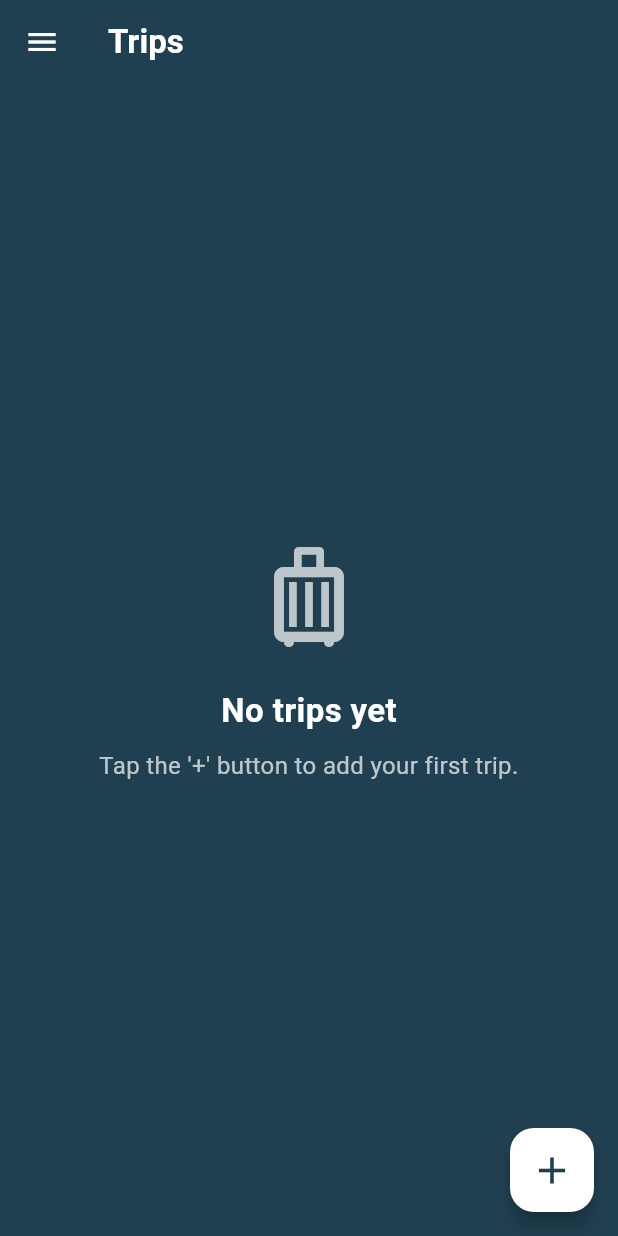
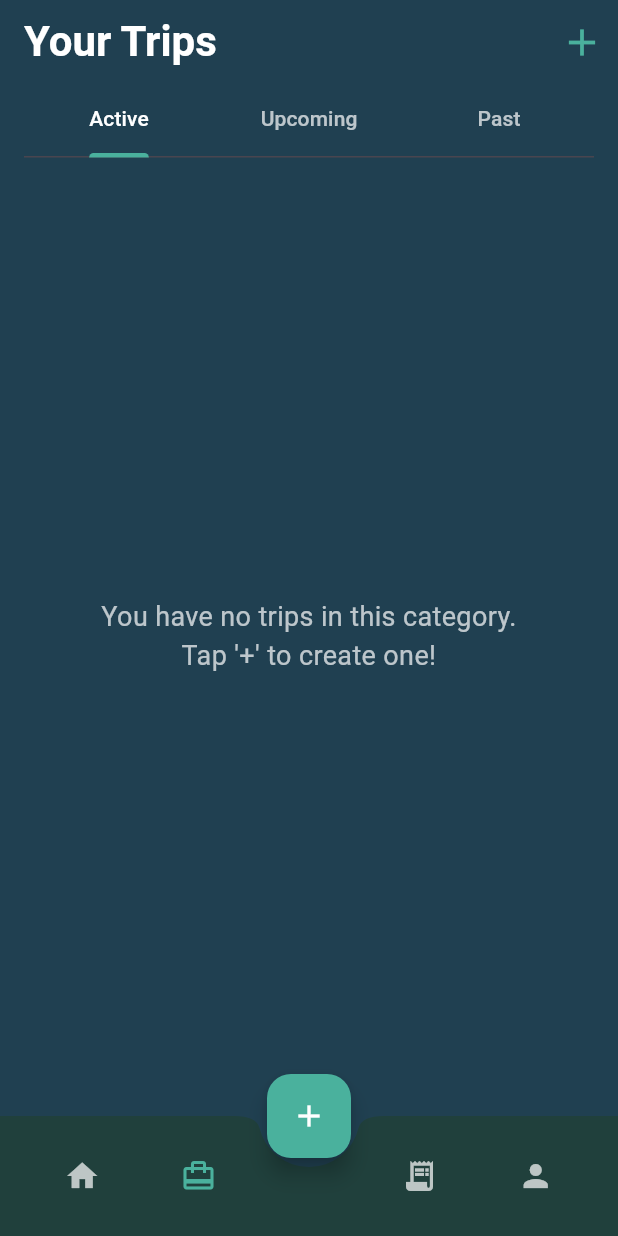
Before and after one commit to jgaspar10/Group_Travel_Expense_App, a Flutter app: the HomePage screen opened by its route, on a phone screen of 412 x 824 dp. Run offline on Flutter 3.47's test engine with Material 3 defaults, Android fonts, the phone set to English and light mode, and no system bars; our stand-ins replace cloud_firestore, firebase_auth, firebase_core, image_picker, shared_preferences; accounts and stored records are empty.

Commit message:
changed the homepage ui, added appbar, upcoming,active,past trips, home, trips, expenses and profile in appbar implemented working

```diff
--- a/lib/pages/home_page.dart
+++ b/lib/pages/home_page.dart
@@ -4,20 +4,13 @@ import 'package:flutter/material.dart';
 import 'package:cloud_firestore/cloud_firestore.dart';
 import 'package:firebase_auth/firebase_auth.dart';
 import 'add_trips_page.dart';
-import '../models/trip_model.dart';
+import '../models/trip_model.dart'; // Ensure this path is correct
 
-// Your color constants...
+// Your existing color constants...
 const Color darkBackgroundColor = Color(0xFF204051);
 const Color textPrimaryColor = Colors.white;
 const Color textSecondaryColor = Colors.white70;
-const Color circularButtonBackgroundColor = Colors.white;
-const Color circularButtonIconColor = darkBackgroundColor;
-const Color dialogOptionColor = textPrimaryColor;
-const Color dialogIconColor = textPrimaryColor;
-const Color textSecondaryColor_50 = Colors.white54;
-const Color amountBadgeColor = Color(0xFF6A5ACD);
-const Color deleteColor = Colors.redAccent;
-const Color drawerHeaderColor = Color(0xFF2A4A5A);
+const Color primaryActionColor = Color(0xFF4AB19D); // Using this as the selected/accent color
 
 class HomePage extends StatefulWidget {
   const HomePage({super.key});
@@ -26,88 +19,30 @@ class HomePage extends StatefulWidget {
   State<HomePage> createState() => _HomePageState();
 }
 
-class _HomePageState extends State<HomePage> {
+class _HomePageState extends State<HomePage> with SingleTickerProviderStateMixin {
+  late TabController _tabController;
+  int _bottomNavIndex = 1; // Default to 'Trips' tab
 
-  Future<void> _showAddOptionsDialog(BuildContext context) async {
-    return showDialog<void>(
-      context: context,
-      builder: (BuildContext dialogContext) {
-        return AlertDialog(
-          backgroundColor: darkBackgroundColor,
-          shape: RoundedRectangleBorder(borderRadius: BorderRadius.circular(12.0)),
-          title: const Text('New Group Options', style: TextStyle(color: textPrimaryColor, fontWeight: FontWeight.bold)),
-          content: Column(
-            mainAxisSize: MainAxisSize.min,
-            children: <Widget>[
-              ListTile(
-                leading: const Icon(Icons.group_add_outlined, color: dialogIconColor),
-                title: const Text('Create new group', style: TextStyle(color: dialogOptionColor)),
-                onTap: () {
-                  Navigator.of(dialogContext).pop();
-                  Navigator.push(context, MaterialPageRoute(builder: (context) => const AddTripsPage()));
-                },
-              ),
-              const Divider(color: textSecondaryColor_50),
-              ListTile(
-                leading: const Icon(Icons.qr_code_scanner, color: dialogIconColor),
-                title: const Text('Join a group with code', style: TextStyle(color: dialogOptionColor)),
-                onTap: () {
-                  Navigator.of(dialogContext).pop();
-                  ScaffoldMessenger.of(context).showSnackBar(
-                    const SnackBar(content: Text('Join a group selected (TODO)')),
-                  );
-                },
-              ),
-            ],
-          ),
-          actions: <Widget>[
-            TextButton(
-              child: const Text('Cancel', style: TextStyle(color: textSecondaryColor)),
-              onPressed: () => Navigator.of(dialogContext).pop(),
-            ),
-          ],
-        );
-      },
-    );
+  @override
+  void initState() {
+    super.initState();
+    _tabController = TabController(length: 3, vsync: this);
   }
 
-  Future<void> _deleteTrip(String tripId) async {
-    try {
-      await FirebaseFirestore.instance.collection('trips').doc(tripId).delete();
-    } catch (e) {
-      if (mounted) {
-        ScaffoldMessenger.of(context).showSnackBar(SnackBar(content: Text('Failed to delete trip: $e')));
-      }
-    }
+  @override
+  void dispose() {
+    _tabController.dispose();
+    super.dispose();
   }
 
-  Future<bool?> _showDeleteConfirmationDialog() async {
-    return showDialog<bool>(
-      context: context,
-      builder: (BuildContext dialogContext) {
-        return AlertDialog(
-          backgroundColor: darkBackgroundColor,
-          title: const Text('Delete Trip?', style: TextStyle(color: textPrimaryColor)),
-          content: const Text('Are you sure you want to permanently delete this trip?', style: TextStyle(color: textSecondaryColor)),
-          actions: <Widget>[
-            TextButton(
-              child: const Text('Cancel', style: TextStyle(color: textSecondaryColor)),
-              onPressed: () => Navigator.of(dialogContext).pop(false),
-            ),
-            TextButton(
-              child: const Text('Delete', style: TextStyle(color: deleteColor, fontWeight: FontWeight.bold)),
-              onPressed: () => Navigator.of(dialogContext).pop(true),
-            ),
-          ],
-        );
-      },
-    );
-  }
-
-  Future<void> _logout() async {
-    await FirebaseAuth.instance.signOut();
-    if (mounted) {
-      Navigator.pushNamedAndRemoveUntil(context, '/login', (route) => false);
+  void _onBottomNavItemTapped(int index) {
+    if (index == 2) { // The center '+' button
+      Navigator.push(context, MaterialPageRoute(builder: (context) => const AddTripsPage()));
+    } else {
+      setState(() {
+        _bottomNavIndex = index;
+      });
+      // TODO: Handle navigation to other main pages (Home, Expenses, Profile)
     }
   }
 
@@ -118,61 +53,96 @@ class _HomePageState extends State<HomePage> {
     return Scaffold(
       backgroundColor: darkBackgroundColor,
       appBar: AppBar(
-        backgroundColor: darkBackgroundColor,
+        automaticallyImplyLeading: false, // Removes back button
+        backgroundColor: Colors.transparent,
         elevation: 0,
-        leading: Builder(
-          builder: (context) => IconButton(
-            icon: const Icon(Icons.menu, color: textPrimaryColor),
-            onPressed: () => Scaffold.of(context).openDrawer(),
+        title: const Text('Your Trips', style: TextStyle(color: textPrimaryColor, fontWeight: FontWeight.bold, fontSize: 28)),
+        actions: [
+          IconButton(
+            icon: const Icon(Icons.add, color: primaryActionColor, size: 30),
+            onPressed: () {
+              Navigator.push(context, MaterialPageRoute(builder: (context) => const AddTripsPage()));
+            },
           ),
-        ),
-        title: const Text('Trips', style: TextStyle(color: textPrimaryColor, fontWeight: FontWeight.bold, fontSize: 22)),
-      ),
-      drawer: Drawer(
-        backgroundColor: darkBackgroundColor,
-        child: ListView(
-          padding: EdgeInsets.zero,
-          children: <Widget>[
-            DrawerHeader(
-              decoration: const BoxDecoration(color: drawerHeaderColor),
-              child: Column(
-                crossAxisAlignment: CrossAxisAlignment.start,
-                mainAxisAlignment: MainAxisAlignment.center,
-                children: [
-                  const Text('Logged in as:', style: TextStyle(color: textSecondaryColor, fontSize: 14)),
-                  const SizedBox(height: 8),
-                  Text(user?.email ?? 'Anonymous User', style: const TextStyle(color: textPrimaryColor, fontSize: 16)),
         ],
       ),
+      body: Padding(
+        padding: const EdgeInsets.symmetric(horizontal: 16.0),
+        child: Column(
+          children: [
+            TabBar(
+              controller: _tabController,
+              labelColor: textPrimaryColor,
+              unselectedLabelColor: textSecondaryColor,
+              indicatorColor: primaryActionColor,
+              indicatorWeight: 3.0,
+              tabs: const [
+                Tab(text: "Active"),
+                Tab(text: "Upcoming"),
+                Tab(text: "Past"),
+              ],
             ),
-            ListTile(
-              leading: const Icon(Icons.logout, color: textSecondaryColor),
-              title: const Text('Logout', style: TextStyle(color: textSecondaryColor)),
-              onTap: _logout,
+            Expanded(
+              child: TabBarView(
+                controller: _tabController,
+                children: [
+                  // Each tab will build a list. For now, they all show the same list.
+                  _buildTripsList(user), // Active Trips
+                  _buildTripsList(user), // Upcoming Trips (placeholder)
+                  _buildTripsList(user), // Past Trips (placeholder)
+                ],
+              ),
             ),
           ],
         ),
       ),
-      body: StreamBuilder<QuerySnapshot>(
-        stream: FirebaseFirestore.instance.collection('trips').orderBy('createdAt', descending: true).snapshots(),
+      bottomNavigationBar: BottomAppBar(
+        color: darkBackgroundColor.withBlue(60), // A slightly different shade for the bar
+        shape: const CircularNotchedRectangle(),
+        notchMargin: 6.0,
+        child: Row(
+          mainAxisAlignment: MainAxisAlignment.spaceAround,
+          children: <Widget>[
+            IconButton(icon: Icon(Icons.home, color: _bottomNavIndex == 0 ? primaryActionColor : textSecondaryColor), onPressed: () => _onBottomNavItemTapped(0)),
+            IconButton(icon: Icon(Icons.card_travel, color: _bottomNavIndex == 1 ? primaryActionColor : textSecondaryColor), onPressed: () => _onBottomNavItemTapped(1)),
+            const SizedBox(width: 40), // Placeholder for the FAB notch
+            IconButton(icon: Icon(Icons.receipt_long, color: _bottomNavIndex == 3 ? primaryActionColor : textSecondaryColor), onPressed: () => _onBottomNavItemTapped(3)),
+            IconButton(icon: Icon(Icons.person, color: _bottomNavIndex == 4 ? primaryActionColor : textSecondaryColor), onPressed: () => _onBottomNavItemTapped(4)),
+          ],
+        ),
+      ),
+      floatingActionButton: FloatingActionButton(
+        onPressed: () => _onBottomNavItemTapped(2),
+        backgroundColor: primaryActionColor,
+        child: const Icon(Icons.add, color: Colors.white),
+      ),
+      floatingActionButtonLocation: FloatingActionButtonLocation.centerDocked,
+    );
+  }
+
+  Widget _buildTripsList(User? user) {
+    return StreamBuilder<QuerySnapshot>(
+      stream: FirebaseFirestore.instance
+          .collection('trips')
+          .where('members', arrayContains: user?.uid)
+          .orderBy('createdAt', descending: true)
+          .snapshots(),
       builder: (context, snapshot) {
         if (snapshot.connectionState == ConnectionState.waiting) {
           return const Center(child: CircularProgressIndicator());
         }
         if (snapshot.hasError) {
-            return Center(child: Text('Something went wrong: ${snapshot.error}', style: const TextStyle(color: textPrimaryColor)));
+          return Center(child: Text('Something went wrong', style: const TextStyle(color: textSecondaryColor)));
         }
         if (!snapshot.hasData || snapshot.data!.docs.isEmpty) {
           return const Center(
-              child: Column(
-                mainAxisAlignment: MainAxisAlignment.center,
-                children: <Widget>[
-                  Icon(Icons.luggage_outlined, size: 80, color: textSecondaryColor),
-                  SizedBox(height: 20),
-                  Text('No trips yet', style: TextStyle(fontSize: 22, fontWeight: FontWeight.bold, color: textPrimaryColor)),
-                  SizedBox(height: 10),
-                  Text("Tap the '+' button to add your first trip.", textAlign: TextAlign.center, style: TextStyle(fontSize: 16, color: textSecondaryColor)),
-                ],
+            child: Padding(
+              padding: EdgeInsets.all(16.0),
+              child: Text(
+                "You have no trips in this category.\nTap '+' to create one!",
+                textAlign: TextAlign.center,
+                style: TextStyle(color: textSecondaryColor, fontSize: 18),
+              ),
             ),
           );
         }
@@ -180,129 +150,94 @@ class _HomePageState extends State<HomePage> {
         final List<Trip> trips = snapshot.data!.docs.map((doc) => Trip.fromFirestore(doc)).toList();
 
         return ListView.builder(
-            padding: const EdgeInsets.all(8.0),
+          padding: const EdgeInsets.only(top: 20.0),
           itemCount: trips.length,
           itemBuilder: (context, index) {
-              final trip = trips[index];
-              return Dismissible(
-                key: Key(trip.id),
-                direction: DismissDirection.endToStart,
-                background: Container(
-                  color: deleteColor,
-                  padding: const EdgeInsets.symmetric(horizontal: 20),
-                  alignment: Alignment.centerRight,
-                  child: const Icon(Icons.delete_forever, color: Colors.white),
-                ),
-                confirmDismiss: (direction) async {
-                  final bool? shouldDelete = await _showDeleteConfirmationDialog();
-                  if (shouldDelete == true) {
-                    await _deleteTrip(trip.id);
-                  }
-                  return shouldDelete;
-                },
-                child: GestureDetector(
-                  onTap: () {
-                    Navigator.push(context, MaterialPageRoute(builder: (context) => AddTripsPage(tripToEdit: trip)));
-                  },
-                  child: TripCard(trip: trip),
-                ),
-              );
+            return NewTripCard(trip: trips[index]);
           },
         );
       },
-      ),
-      floatingActionButton: FloatingActionButton(
-        onPressed: () => _showAddOptionsDialog(context),
-        backgroundColor: circularButtonBackgroundColor,
-        foregroundColor: circularButtonIconColor,
-        child: const Icon(Icons.add, size: 30),
-      ),
     );
   }
 }
 
-// --- Corrected TripCard Widget ---
-class TripCard extends StatelessWidget {
+// --- NEW Redesigned Trip Card Widget ---
+class NewTripCard extends StatelessWidget {
   final Trip trip;
-  const TripCard({super.key, required this.trip});
+  const NewTripCard({super.key, required this.trip});
 
   @override
   Widget build(BuildContext context) {
-    return Card(
-      color: Colors.transparent,
-      elevation: 0,
-      margin: const EdgeInsets.symmetric(vertical: 10.0, horizontal: 8.0),
-      shape: RoundedRectangleBorder(borderRadius: BorderRadius.circular(15.0)),
-      clipBehavior: Clip.antiAlias,
-      child: SizedBox(
-        height: 220,
-        child: Stack(
-          children: <Widget>[
-            Positioned.fill(
-              child: trip.imageUrl.startsWith('http')
-                  ? Image.network(
-                trip.imageUrl,
+    return GestureDetector(
+      onTap: () {
+        // TODO: Navigate to the new Trip Overview page
+        ScaffoldMessenger.of(context).showSnackBar(
+          SnackBar(content: Text('Tapped on ${trip.title}')),
+        );
+      },
+      child: Container(
+        height: 150,
+        margin: const EdgeInsets.only(bottom: 20.0),
+        decoration: BoxDecoration(
+          borderRadius: BorderRadius.circular(15.0),
+          image: DecorationImage(
+            image: NetworkImage(trip.imageUrl),
             fit: BoxFit.cover,
-                errorBuilder: (context, error, stackTrace) => Container(color: Colors.grey[800], child: const Center(child: Icon(Icons.broken_image, color: Colors.grey, size: 50))),
-                loadingBuilder: (context, child, loadingProgress) {
-                  if (loadingProgress == null) return child;
-                  return Center(child: CircularProgressIndicator(value: loadingProgress.expectedTotalBytes != null ? loadingProgress.cumulativeBytesLoaded / loadingProgress.expectedTotalBytes! : null, strokeWidth: 2, color: textPrimaryColor));
-                },
-              )
-                  : Image.file(
-                File(trip.imageUrl),
-                fit: BoxFit.cover,
-                errorBuilder: (context, error, stackTrace) => Container(color: Colors.grey[800], child: const Center(child: Icon(Icons.broken_image, color: Colors.grey, size: 50))),
-              ),
-            ),
-            Positioned.fill(
-              child: Container(
-                decoration: BoxDecoration(
-                  gradient: LinearGradient(
-                    colors: [Colors.transparent, Colors.black.withAlpha(180)],
-                    begin: Alignment.topCenter,
-                    end: Alignment.bottomCenter,
-                    stops: const [0.4, 1.0], // Gradient starts lower down
+            colorFilter: ColorFilter.mode(
+              Colors.black.withOpacity(0.3), // Dark overlay for text contrast
+              BlendMode.darken,
             ),
           ),
         ),
-            ),
-            Positioned(
-              bottom: 0,
-              left: 0,
-              right: 0,
         child: Padding(
           padding: const EdgeInsets.all(16.0),
-                child: Row(
-                  crossAxisAlignment: CrossAxisAlignment.end,
+          child: Column(
+            crossAxisAlignment: CrossAxisAlignment.start,
+            mainAxisAlignment: MainAxisAlignment.end,
+            children: [
+              Text(
+                trip.title,
+                style: const TextStyle(
+                  color: Colors.white,
+                  fontSize: 24,
+                  fontWeight: FontWeight.bold,
+                ),
+              ),
+              const SizedBox(height: 4),
+              Row(
                 mainAxisAlignment: MainAxisAlignment.spaceBetween,
                 children: [
-                    Expanded(
-                      child: Column(
-                        crossAxisAlignment: CrossAxisAlignment.start,
-                        mainAxisSize: MainAxisSize.min,
-                        children: <Widget>[
-                          Text(trip.title, style: const TextStyle(fontSize: 22, fontWeight: FontWeight.bold, color: textPrimaryColor, shadows: [Shadow(blurRadius: 2, color: Colors.black54)])),
-                          const SizedBox(height: 4),
-                          Text(trip.location, maxLines: 2, overflow: TextOverflow.ellipsis, style: const TextStyle(fontSize: 14, color: textPrimaryColor, shadows: [Shadow(blurRadius: 1, color: Colors.black54)])),
-                          const SizedBox(height: 4),
-                          Text(trip.date, style: const TextStyle(fontSize: 12, color: textSecondaryColor, shadows: [Shadow(blurRadius: 1, color: Colors.black54)])),
+                  Row(
+                    children: [
+                      const Icon(Icons.location_on, color: Colors.white70, size: 16),
+                      const SizedBox(width: 4),
+                      Text(
+                        trip.location,
+                        style: const TextStyle(color: Colors.white70, fontSize: 14),
+                      ),
                     ],
                   ),
+                  Row(
+                    children: [
+                      const Icon(Icons.group, color: Colors.white70, size: 16),
+                      const SizedBox(width: 4),
+                      Text(
+                        trip.members.length.toString(),
+                        style: const TextStyle(color: Colors.white70, fontSize: 14),
                       ),
-                    const SizedBox(width: 16),
-                    Container(
-                      padding: const EdgeInsets.symmetric(horizontal: 12, vertical: 6),
-                      decoration: BoxDecoration(color: amountBadgeColor, borderRadius: BorderRadius.circular(20)),
-                      child: Text(trip.amount, style: const TextStyle(color: textPrimaryColor, fontWeight: FontWeight.bold, fontSize: 14)),
+                    ],
+                  ),
+                ],
+              ),
+              const SizedBox(height: 8),
+              Text(
+                "Date: ${trip.date}",
+                style: const TextStyle(color: Colors.white70, fontSize: 12),
               ),
             ],
           ),
         ),
       ),
-          ],
-        ),
-      ),
     );
   }
 }
```
Lines whose indentation alone changed are shown as unchanged.
